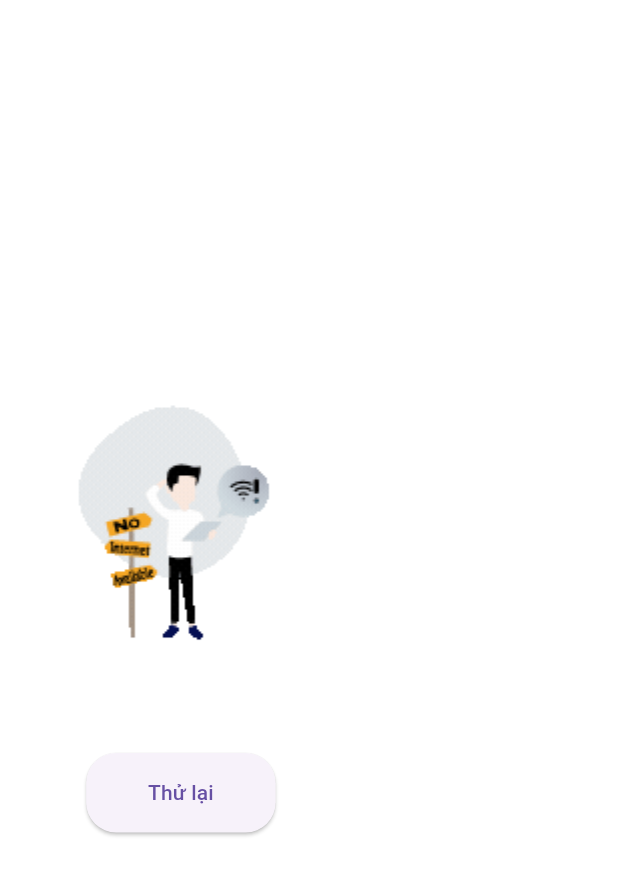
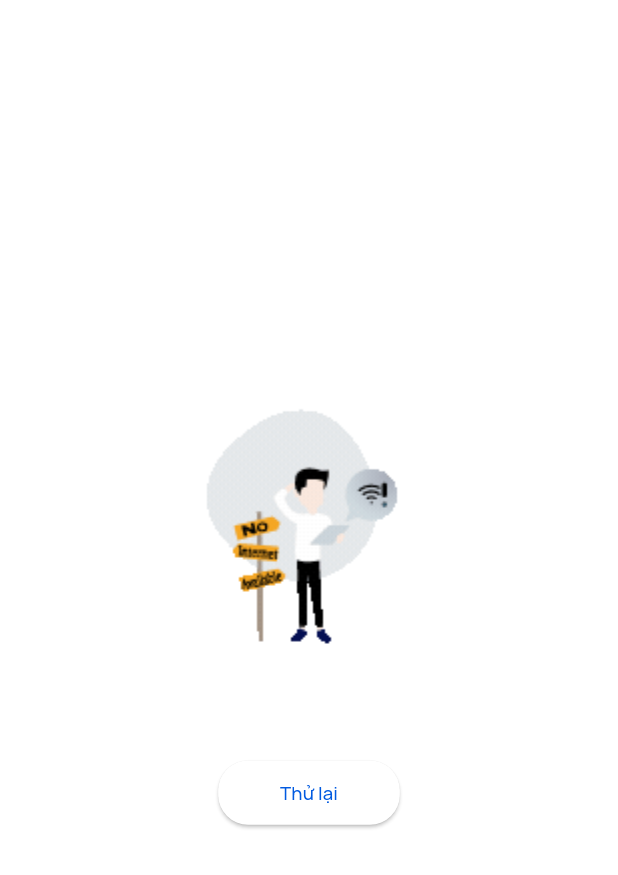
Before and after one commit to Manh-IT-K2/AppMTAC-Driver, a Flutter app: the NoInternetScreen screen opened by its route, on a phone screen of 412 x 824 dp. Shown: the top 875 px of the screen. Run offline on Flutter 3.47's test engine with Material 3 defaults, Android fonts, the phone set to English and light mode, and no system bars; our stand-ins replace connectivity_plus, flutter_image_compress, flutter_map, geolocator, get, hugeicons and 4 more; accounts and stored records are empty; network calls fail.

```diff
--- a/mtac_driver/lib/view/no_internet_screen.dart
+++ b/mtac_driver/lib/view/no_internet_screen.dart
@@ -1,4 +1,6 @@
 import 'package:flutter/material.dart';
+import 'package:mtac_driver/theme/color.dart';
+import 'package:mtac_driver/utils/theme_text.dart';
 import 'package:sizer/sizer.dart';
 import 'package:mtac_driver/controller/network_check_middleware_controller.dart';
 
@@ -8,10 +10,10 @@ class NoInternetScreen extends StatelessWidget {
   @override
   Widget build(BuildContext context) {
     return Scaffold(
-      body: Padding(
-        padding: EdgeInsets.symmetric(horizontal: 5.w),
+      body: Center(
         child: Column(
           mainAxisAlignment: MainAxisAlignment.center,
+          crossAxisAlignment: CrossAxisAlignment.center,
           children: [
             Image.asset(
               "assets/image/no_internet.gif",
@@ -26,12 +28,17 @@ class NoInternetScreen extends StatelessWidget {
                     .checkConnectionAndRedirect();
               },
               style: ElevatedButton.styleFrom(
-                padding: EdgeInsets.symmetric(horizontal: 10.w, vertical: 2.h),
+                backgroundColor: Colors.white,
+                padding: EdgeInsets.symmetric(horizontal: 10.w, vertical: 3.w),
                 shape: RoundedRectangleBorder(
                   borderRadius: BorderRadius.circular(20),
                 ),
               ),
-              child: const Text("Thử lại"),
+              child: Text(
+                "Thử lại",
+                style:
+                    PrimaryFont.bodyTextMedium().copyWith(color: kPrimaryColor),
+              ),
             ),
           ],
         ),
```
Also changed, not shown: mtac_driver/lib/view/account_screen.dart (+102 -25 lines).
